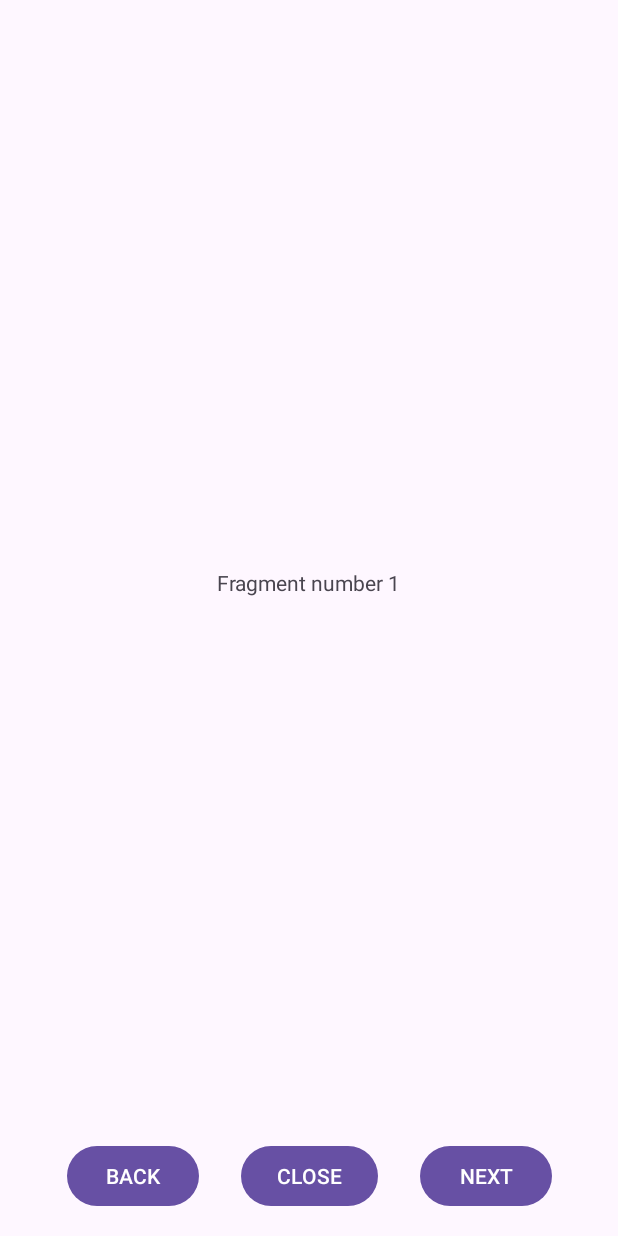
After one commit to DrC0okie/HEIG_DAA_Labo2, an Android app: the Part3Fragment screen opened directly, with no data from a screen before it, on a phone screen of 412 x 824 dp. The commit adds this screen. Run offline under Robolectric (Android 15) with nearby library versions, the phone set to English and light mode, and no system bars.

Commit message:
Almost finished part3

```diff
--- a/labo2/app/build.gradle.kts
+++ b/labo2/app/build.gradle.kts
@@ -45,6 +45,7 @@ dependencies {
     implementation("androidx.appcompat:appcompat:1.6.1")
     implementation("com.google.android.material:material:1.10.0")
     implementation("androidx.constraintlayout:constraintlayout:2.1.4")
+    implementation("androidx.fragment:fragment-ktx:1.6.1")
     testImplementation("junit:junit:4.13.2")
     androidTestImplementation("androidx.test.ext:junit:1.1.5")
     androidTestImplementation("androidx.test.espresso:espresso-core:3.5.1")
--- /dev/null
+++ b/labo2/app/src/main/java/ch/heigvd/daa/labo2/part3/Part3Fragment.kt
@@ -0,0 +1,48 @@
+package ch.heigvd.daa.labo2.part3
+
+import android.os.Bundle
+import android.view.LayoutInflater
+import android.view.View
+import android.view.ViewGroup
+import android.widget.TextView
+import androidx.fragment.app.Fragment
+import ch.heigvd.daa.labo2.R
+
+class Part3Fragment : Fragment() {
+
+    private var fragmentNumber: Int? = null
+
+    override fun onCreate(savedInstanceState: Bundle?) {
+        super.onCreate(savedInstanceState)
+        arguments?.let {
+            fragmentNumber = it.getInt(ARG_FRAG_NBR)
+        }
+    }
+
+    override fun onCreateView(
+        inflater: LayoutInflater,
+        container: ViewGroup?,
+        savedInstanceState: Bundle?
+    ): View? {
+        return inflater.inflate(R.layout.fragment_part3, container, false)
+    }
+
+    override fun onViewCreated(view: View, savedInstanceState: Bundle?) {
+        val contentText = view.findViewById<TextView>(R.id.text_view_content)
+        contentText.text = getString(R.string.fragment_number, fragmentNumber)
+    }
+
+    companion object {
+        private const val ARG_FRAG_NBR = "step"
+
+        @JvmStatic
+        fun newInstance(step: Int): Part3Fragment {
+            val fragment = Part3Fragment()
+            val args = Bundle().apply {
+                putInt(ARG_FRAG_NBR, step)
+            }
+            fragment.arguments = args
+            return fragment
+        }
+    }
+}
--- a/labo2/app/src/main/java/ch/heigvd/daa/labo2/part3/Part3MainActivity.kt
+++ b/labo2/app/src/main/java/ch/heigvd/daa/labo2/part3/Part3MainActivity.kt
@@ -2,11 +2,54 @@ package ch.heigvd.daa.labo2.part3
 
 import androidx.appcompat.app.AppCompatActivity
 import android.os.Bundle
+import androidx.fragment.app.commit
 import ch.heigvd.daa.labo2.R
+import ch.heigvd.daa.labo2.databinding.ActivityMainPart3Binding
 
 class Part3MainActivity : AppCompatActivity() {
+
+    private lateinit var binding: ActivityMainPart3Binding
+
     override fun onCreate(savedInstanceState: Bundle?) {
         super.onCreate(savedInstanceState)
-        setContentView(R.layout.activity_main_part3)
+
+        binding = ActivityMainPart3Binding.inflate(layoutInflater)
+        setContentView(binding.root)
+
+        // Default fragment
+        if (savedInstanceState == null) {
+            supportFragmentManager.commit {
+                add(R.id.fragment_container, Part3Fragment.newInstance(1))
+                addToBackStack(null)
+            }
+        }
+
+        binding.buttonBack.setOnClickListener { onBackClicked() }
+
+        binding.buttonClose.setOnClickListener { onCloseClicked() }
+
+        binding.buttonNext.setOnClickListener { onNextClicked() }
+
+    }
+
+    private fun onNextClicked() {
+        val currentBackStackCount = supportFragmentManager.backStackEntryCount
+        val nextFragment = Part3Fragment.newInstance(currentBackStackCount + 1)
+        supportFragmentManager.commit {
+            replace(R.id.fragment_container, nextFragment)
+            addToBackStack(null)
+        }
+    }
+
+    private fun onCloseClicked() {
+        finish()
+    }
+
+    private fun onBackClicked() {
+        if (supportFragmentManager.backStackEntryCount > 1) {
+            supportFragmentManager.popBackStack()
+        } else {
+            finish()
+        }
     }
 }
--- a/labo2/app/src/main/res/layout/activity_main_part3.xml
+++ b/labo2/app/src/main/res/layout/activity_main_part3.xml
@@ -4,6 +4,44 @@
     xmlns:tools="http://schemas.android.com/tools"
     android:layout_width="match_parent"
     android:layout_height="match_parent"
+    android:padding="16dp"
     tools:context=".part3.Part3MainActivity">
 
+    <androidx.fragment.app.FragmentContainerView
+        android:id="@+id/fragment_container"
+        android:layout_width="0dp"
+        android:layout_height="0dp"
+        app:layout_constraintBottom_toTopOf="@id/button_close"
+        app:layout_constraintEnd_toEndOf="parent"
+        app:layout_constraintStart_toStartOf="parent"
+        app:layout_constraintTop_toTopOf="parent" />
+
+    <Button
+        android:id="@+id/button_back"
+        android:layout_width="wrap_content"
+        android:layout_height="wrap_content"
+        android:text="@string/back"
+        app:layout_constraintBottom_toBottomOf="parent"
+        app:layout_constraintEnd_toStartOf="@id/button_close"
+        app:layout_constraintStart_toStartOf="parent" />
+
+    <Button
+        android:id="@+id/button_close"
+        android:layout_width="wrap_content"
+        android:layout_height="wrap_content"
+        android:text="@string/close"
+        app:layout_constraintBottom_toBottomOf="parent"
+        app:layout_constraintEnd_toEndOf="parent"
+        app:layout_constraintStart_toStartOf="parent" />
+
+    <Button
+        android:id="@+id/button_next"
+        android:layout_width="wrap_content"
+        android:layout_height="wrap_content"
+        android:text="@string/next"
+        app:layout_constraintBottom_toBottomOf="parent"
+        app:layout_constraintEnd_toEndOf="parent"
+        app:layout_constraintStart_toEndOf="@id/button_close" />
+
+
 </androidx.constraintlayout.widget.ConstraintLayout>
--- /dev/null
+++ b/labo2/app/src/main/res/layout/fragment_part3.xml
@@ -0,0 +1,17 @@
+<?xml version="1.0" encoding="utf-8"?>
+<androidx.constraintlayout.widget.ConstraintLayout xmlns:android="http://schemas.android.com/apk/res/android"
+    xmlns:app="http://schemas.android.com/apk/res-auto"
+    android:layout_width="match_parent"
+    android:layout_height="match_parent">
+
+    <TextView
+        android:id="@+id/text_view_content"
+        android:layout_width="wrap_content"
+        android:layout_height="wrap_content"
+        android:text="@string/fragment_number"
+        app:layout_constraintBottom_toBottomOf="parent"
+        app:layout_constraintEnd_toEndOf="parent"
+        app:layout_constraintStart_toStartOf="parent"
+        app:layout_constraintTop_toTopOf="parent" />
+
+</androidx.constraintlayout.widget.ConstraintLayout>
--- a/labo2/app/src/main/res/values/strings.xml
+++ b/labo2/app/src/main/res/values/strings.xml
@@ -3,4 +3,8 @@
     <string name="part_1">Part 1</string>
     <string name="part_2">Part 2</string>
     <string name="part_3">Part 3</string>
+    <string name="back">BACK</string>
+    <string name="close">CLOSE</string>
+    <string name="next">NEXT</string>
+    <string name="fragment_number">Fragment number %1$d</string>
 </resources>
```
